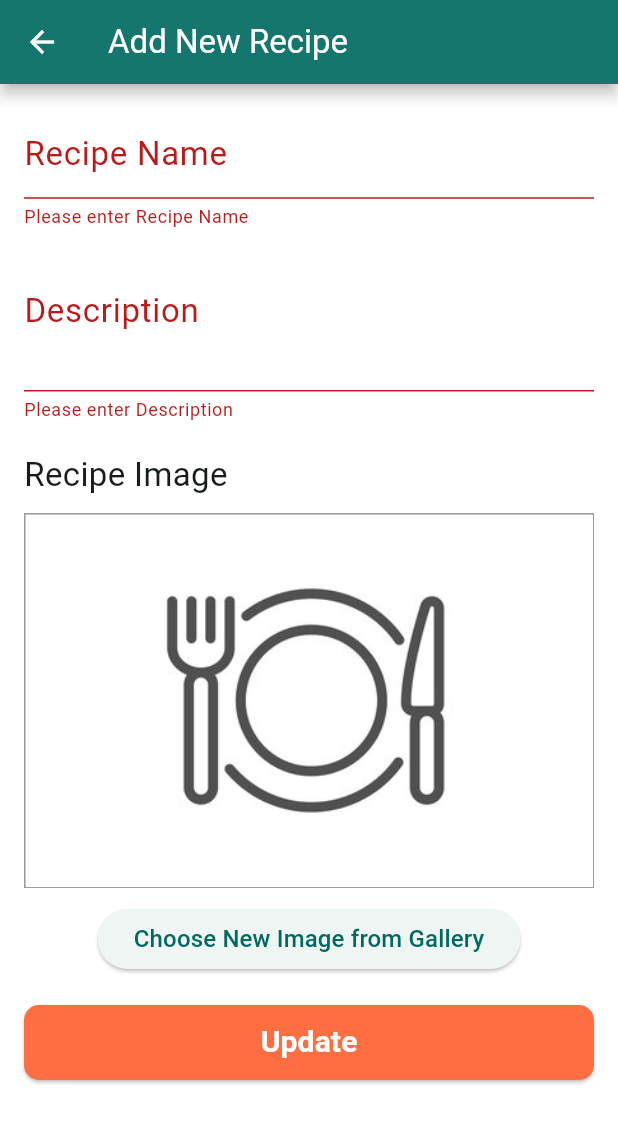
After one commit to LamSut/Nutrition-Tracker-Recipes, a Flutter app: the RecipeEditScreen screen opened directly, after a tap on "Update", on a phone screen of 412 x 824 dp. The commit adds this screen. Shown: the top 1123 px of the screen. Run offline on Flutter 3.47's test engine with Material 3 defaults, Android fonts, the phone set to English and light mode, and no system bars; our stand-ins replace image_picker; accounts and stored records are empty; Roboto replaces fonts that are missing (Calibri); project files that could hold a hidden picture were left out.

Commit message:
init recipe edit

```diff
--- a/lib/ui/foods/food_edit_screen.dart
+++ b/lib/ui/foods/food_edit_screen.dart
@@ -4,7 +4,6 @@ import 'package:provider/provider.dart';
 import 'foods_manager.dart';
 import '../../models/food.dart';
 import 'dart:io';
-import 'package:path/path.dart' as p;
 
 class FoodEditScreen extends StatefulWidget {
   static const routeName = '/food_edit';
--- /dev/null
+++ b/lib/ui/recipes/recipe_edit_screen.dart
@@ -0,0 +1,219 @@
+import 'package:flutter/material.dart';
+import 'package:image_picker/image_picker.dart';
+import 'package:provider/provider.dart';
+import 'dart:io';
+
+import '../../models/recipe.dart';
+import '../recipes/recipes_manager.dart';
+
+class RecipeEditScreen extends StatefulWidget {
+  static const routeName = '/recipe_edit';
+  final Recipe? recipe;
+
+  const RecipeEditScreen({super.key, this.recipe});
+
+  @override
+  _RecipeEditScreenState createState() => _RecipeEditScreenState();
+}
+
+class _RecipeEditScreenState extends State<RecipeEditScreen> {
+  final _formKey = GlobalKey<FormState>();
+  final _nameController = TextEditingController();
+  final _descriptionController = TextEditingController();
+  File? _image;
+
+  @override
+  void initState() {
+    super.initState();
+    if (widget.recipe != null) {
+      _nameController.text = widget.recipe!.name;
+      _descriptionController.text = widget.recipe!.description;
+    }
+  }
+
+  Future<void> _pickImage() async {
+    final picker = ImagePicker();
+    final pickedFile = await picker.pickImage(source: ImageSource.gallery);
+    if (pickedFile != null) {
+      setState(() => _image = File(pickedFile.path));
+    }
+  }
+
+  void _submitForm() {
+    if (_formKey.currentState!.validate()) {
+      final recipesManager =
+          Provider.of<RecipesManager>(context, listen: false);
+      final updatedRecipe = Recipe(
+        id: widget.recipe?.id ?? DateTime.now().toString(),
+        name: _nameController.text,
+        description: _descriptionController.text,
+        ingredients: widget.recipe?.ingredients ?? [],
+        imageUrl: _image?.path ??
+            widget.recipe?.imageUrl ??
+            'assets/recipes/default.jpg',
+        userID: widget.recipe?.userID ?? '',
+      );
+
+      if (widget.recipe == null) {
+        recipesManager.addRecipe(updatedRecipe);
+      } else {
+        recipesManager.updateRecipe(widget.recipe!.id!, updatedRecipe);
+      }
+      Navigator.of(context).pop();
+    }
+  }
+
+  @override
+  Widget build(BuildContext context) {
+    return Scaffold(
+      appBar: AppBar(
+        title: Text(widget.recipe == null ? 'Add New Recipe' : 'Edit Recipe'),
+      ),
+      body: SingleChildScrollView(
+        padding: const EdgeInsets.all(16.0),
+        child: Form(
+          key: _formKey,
+          child: Column(
+            crossAxisAlignment: CrossAxisAlignment.start,
+            children: [
+              _buildTextField('Recipe Name', _nameController, 'Enter name'),
+              _buildTextField(
+                  'Description', _descriptionController, 'Enter description',
+                  isMultiline: true),
+              const SizedBox(height: 20),
+              _buildImagePicker(),
+              const SizedBox(height: 10),
+              Center(
+                child: ElevatedButton(
+                  onPressed: _pickImage,
+                  child: const Text(
+                    'Choose New Image from Gallery',
+                    style: TextStyle(fontSize: 16),
+                  ),
+                ),
+              ),
+              const SizedBox(height: 20),
+              Row(
+                children: [
+                  Expanded(
+                    child: ElevatedButton(
+                      onPressed: _submitForm,
+                      style: ElevatedButton.styleFrom(
+                        backgroundColor:
+                            Theme.of(context).colorScheme.secondary,
+                        shape: RoundedRectangleBorder(
+                            borderRadius: BorderRadius.circular(10)),
+                        minimumSize: const Size(double.infinity, 50),
+                      ),
+                      child: const Text(
+                        'Update',
+                        style: TextStyle(
+                            color: Colors.white,
+                            fontWeight: FontWeight.bold,
+                            fontSize: 20),
+                      ),
+                    ),
+                  ),
+                  if (widget.recipe != null) ...[
+                    const SizedBox(width: 10),
+                    Expanded(
+                      child: ElevatedButton(
+                        onPressed: _confirmDelete,
+                        style: ElevatedButton.styleFrom(
+                          backgroundColor:
+                              const Color.fromARGB(255, 180, 10, 0),
+                          shape: RoundedRectangleBorder(
+                              borderRadius: BorderRadius.circular(10)),
+                          minimumSize: const Size(double.infinity, 50),
+                        ),
+                        child: const Text(
+                          'Delete',
+                          style: TextStyle(
+                              color: Colors.white,
+                              fontWeight: FontWeight.bold,
+                              fontSize: 20),
+                        ),
+                      ),
+                    ),
+                  ]
+                ],
+              ),
+              const SizedBox(height: 60),
+            ],
+          ),
+        ),
+      ),
+    );
+  }
+
+  Widget _buildTextField(
+      String label, TextEditingController controller, String placeholder,
+      {bool isMultiline = false}) {
+    return TextFormField(
+      controller: controller,
+      keyboardType: isMultiline ? TextInputType.multiline : TextInputType.text,
+      maxLines: isMultiline ? 3 : 1,
+      decoration: InputDecoration(
+        labelText: label,
+        labelStyle: const TextStyle(fontSize: 22),
+        hintText: placeholder,
+      ),
+      validator: (value) =>
+          value == null || value.trim().isEmpty ? 'Please enter $label' : null,
+    );
+  }
+
+  Widget _buildImagePicker() {
+    return Column(
+      crossAxisAlignment: CrossAxisAlignment.start,
+      children: [
+        const Text('Recipe Image', style: TextStyle(fontSize: 22)),
+        const SizedBox(height: 10),
+        Container(
+          width: double.infinity,
+          height: 250,
+          decoration: BoxDecoration(
+            color: Colors.grey[200],
+            border: Border.all(color: Colors.grey),
+          ),
+          child: _image != null
+              ? Image.file(_image!, fit: BoxFit.cover)
+              : widget.recipe?.imageUrl.isNotEmpty == true
+                  ? Image.asset(widget.recipe!.imageUrl, fit: BoxFit.cover,
+                      errorBuilder: (context, error, stackTrace) {
+                      return const Center(child: Text('Image not found'));
+                    })
+                  : Image.asset('assets/recipes/default.jpg',
+                      fit: BoxFit.cover),
+        ),
+      ],
+    );
+  }
+
+  void _confirmDelete() {
+    showDialog(
+      context: context,
+      builder: (ctx) => AlertDialog(
+        title: const Text('Confirm Deletion'),
+        content: const Text('Are you sure you want to delete this recipe?',
+            style: TextStyle(fontSize: 20)),
+        actions: [
+          TextButton(
+            onPressed: () {
+              Provider.of<RecipesManager>(context, listen: false)
+                  .removeRecipe(widget.recipe!.id!);
+              Navigator.of(context).pop();
+              Navigator.of(context).pop();
+            },
+            child: const Text('Delete',
+                style: TextStyle(color: Colors.red, fontSize: 22)),
+          ),
+          TextButton(
+            onPressed: () => Navigator.of(ctx).pop(),
+            child: const Text('Cancel', style: TextStyle(fontSize: 22)),
+          ),
+        ],
+      ),
+    );
+  }
+}
--- a/lib/ui/screens.dart
+++ b/lib/ui/screens.dart
@@ -1,15 +1,16 @@
+export 'foods/foods_manager.dart';
 export 'foods/foods_overview_screen.dart';
 export 'foods/food_detail_screen.dart';
-export 'foods/foods_manager.dart';
 export 'foods/food_edit_screen.dart';
 
+export 'recipes/recipes_manager.dart';
 export 'recipes/recipes_overview_screen.dart';
 export 'recipes/recipe_detail_screen.dart';
-export 'recipes/recipes_manager.dart';
+export 'recipes/recipe_edit_screen.dart';
 
+export 'user/users_manager.dart';
 export 'user/user_profile_screen.dart';
 export 'user/user_update_information_screen.dart';
 export 'user/user_update_password_screen.dart';
-export 'user/users_manager.dart';
 
 export 'auth/login_screen.dart';
```
Also changed, not shown: lib/main.dart (+24 -5 lines), lib/ui/recipes/recipe_detail_screen.dart (+38 -0 lines), lib/ui/recipes/recipe_list_tile.dart (+54 -1 lines), lib/ui/recipes/recipes_manager.dart (+7 -7 lines), lib/ui/recipes/recipes_overview_screen.dart (+12 -1 lines), assets/recipes/default.jpg (added).
